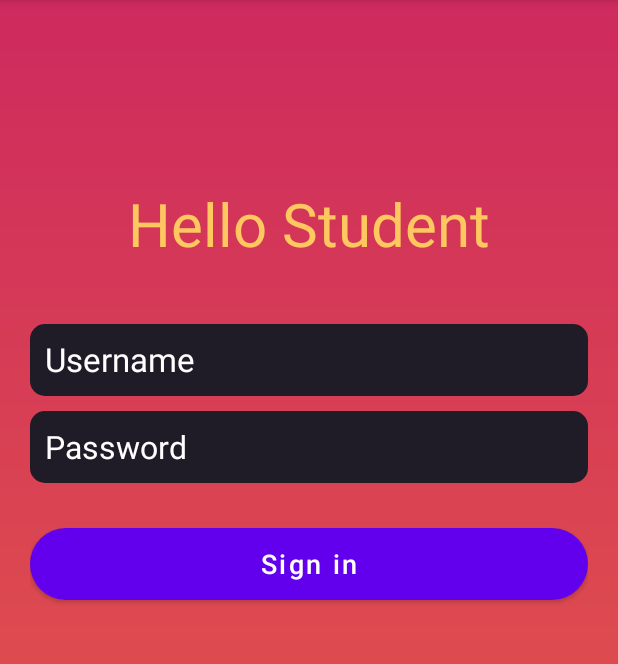
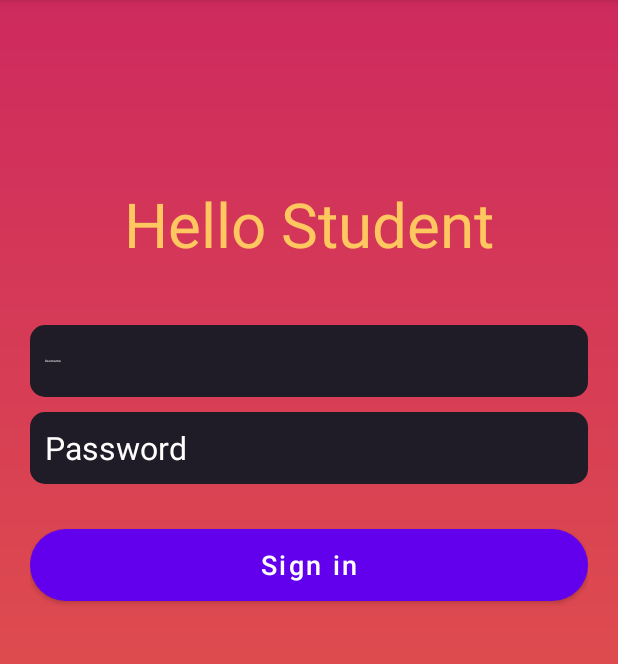
Before and after one commit to LamiaeBoujaafar/ExamenAndroid, an Android app: the screen it shows after launch (MainActivity), on a phone screen of 412 x 824 dp, the part 84-748 px from its top. Run offline under Robolectric (Android 15) with nearby library versions, the phone set to English and light mode, and no system bars.

Commit message:
version 1.2

```diff
--- a/app/src/main/res/layout/activity_main.xml
+++ b/app/src/main/res/layout/activity_main.xml
@@ -26,7 +26,7 @@
             android:gravity="center"
             android:text="Hello Student"
             android:textColor="#ffc75f"
-            android:textSize="40dp"
+            android:textSize="41dp"
 
             android:textStyle="bold" />
 
@@ -41,7 +41,7 @@
             android:hint="Username"
             android:padding="10dp"
             android:textColorHint="@color/white"
-            android:textSize="22sp" />
+            android:textSize="2sp" />
 
         <EditText
             android:id="@+id/password"
```
